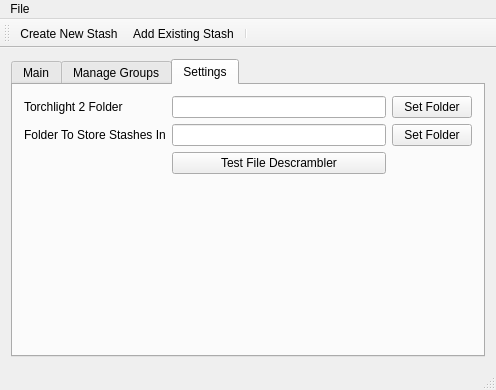
Above: mainwindow.ui from cdaragorn/Torchlight2StashManager before the change. Below: the same form after it.
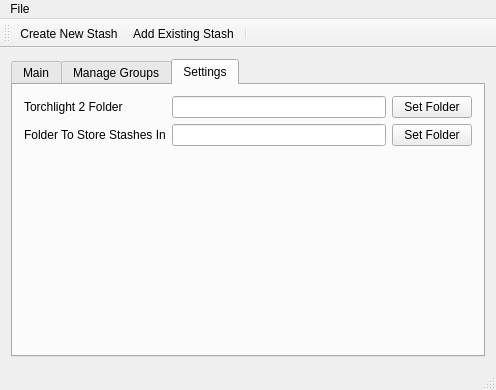
That is the form after the change. The open tabs and pages were chosen to show the change. Icons and pictures are not drawn. Custom widgets are drawn as their Qt base class.

Commit message: Added object for parsing Torchlight 2 item data.  Added signals for settings being changed.  Moved loading of stash to happen on program start and whenever the setting is changed.

The edit to the form file:
```diff
--- a/mainwindow.ui
+++ b/mainwindow.ui
@@ -231,7 +231,7 @@
           </property>
          </widget>
         </item>
-        <item row="3" column="0" colspan="3">
+        <item row="2" column="0" colspan="3">
          <spacer name="verticalSpacer">
           <property name="orientation">
            <enum>Qt::Vertical</enum>
@@ -244,13 +244,6 @@
           </property>
          </spacer>
         </item>
-        <item row="2" column="1">
-         <widget class="QPushButton" name="SettingsTabTestFileDescramblerButton">
-          <property name="text">
-           <string>Test File Descrambler</string>
-          </property>
-         </widget>
-        </item>
        </layout>
       </widget>
      </widget>
```
The commit also changes 11 other files.
